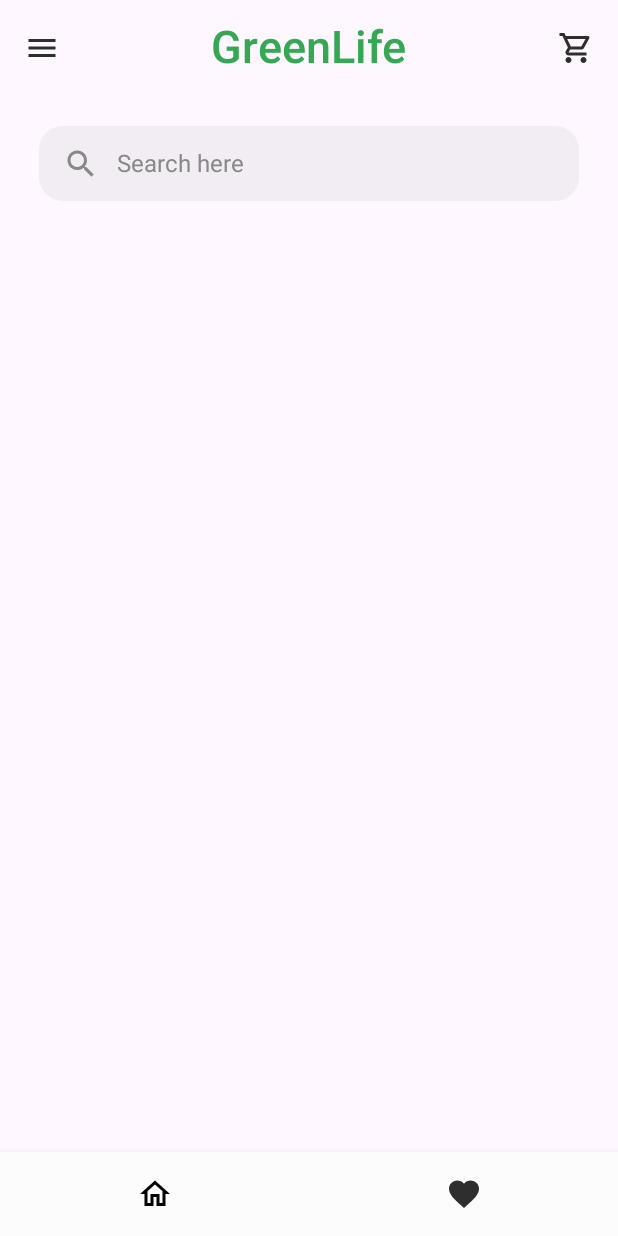
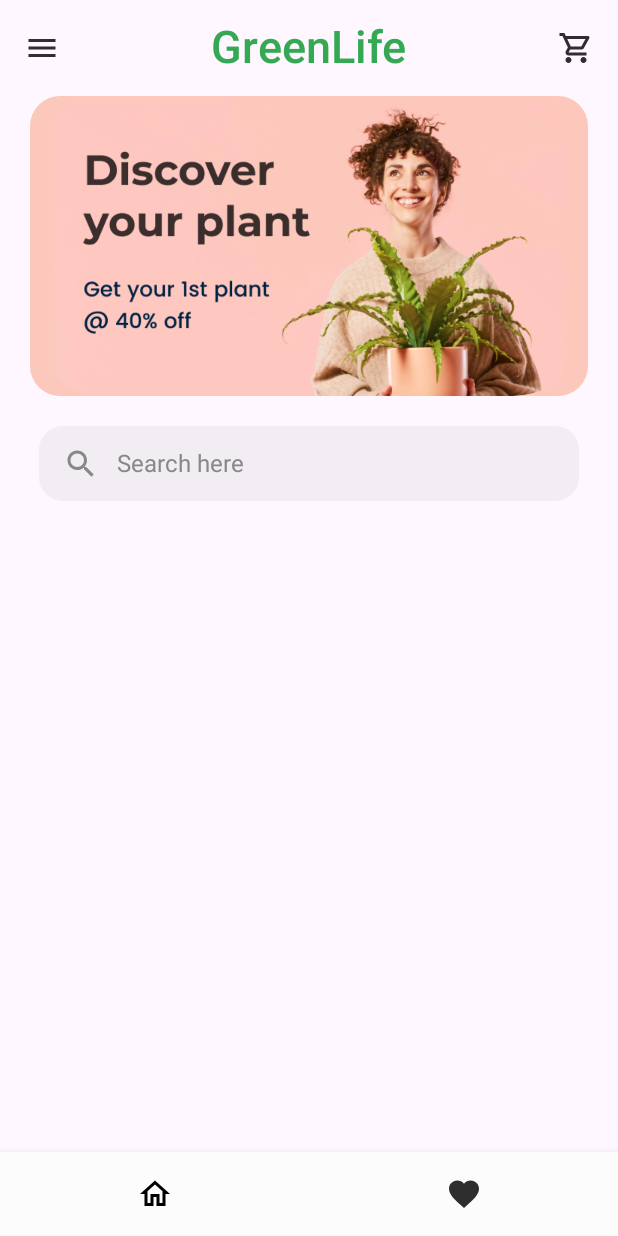
Before and after one commit to YaroslavaShyt/cw, an Android app built with Jetpack Compose: the home screen opened through its navigation route, on a phone screen of 412 x 824 dp. Run offline under Robolectric (Android 15) with nearby library versions, the phone set to English and light mode, and no system bars; our stand-ins replace Firebase (no records; nobody signed in at launch, a user with empty details on screens opened directly).

Commit message:
- added banner

```diff
--- a/app/src/main/java/com/example/cw/screens/base/home/HomeScreen.kt
+++ b/app/src/main/java/com/example/cw/screens/base/home/HomeScreen.kt
@@ -1,25 +1,31 @@
 package com.example.cw.screens.base.home
 
+import androidx.compose.foundation.background
 import androidx.compose.foundation.gestures.detectTapGestures
 import androidx.compose.foundation.layout.*
 import androidx.compose.foundation.lazy.grid.GridCells
 import androidx.compose.foundation.lazy.grid.LazyVerticalGrid
 import androidx.compose.foundation.lazy.grid.items
+import androidx.compose.foundation.lazy.grid.rememberLazyGridState
+import androidx.compose.foundation.lazy.rememberLazyListState
+import androidx.compose.foundation.shape.RoundedCornerShape
 import androidx.compose.material3.*
-import androidx.compose.runtime.Composable
-import androidx.compose.runtime.collectAsState
-import androidx.compose.runtime.mutableStateOf
-import androidx.compose.runtime.remember
+import androidx.compose.runtime.*
 import androidx.compose.ui.Alignment
 import androidx.compose.ui.Modifier
+import androidx.compose.ui.draw.clip
+import androidx.compose.ui.focus.FocusRequester
+import androidx.compose.ui.focus.focusRequester
+import androidx.compose.ui.focus.onFocusChanged
 import androidx.compose.ui.input.pointer.pointerInput
 import androidx.compose.ui.text.input.TextFieldValue
-
 import androidx.compose.ui.tooling.preview.Preview
 import androidx.compose.ui.unit.dp
+import com.example.cw.screens.base.home.widgets.Banner
 import com.example.cw.screens.base.home.widgets.CategoriesRow
 import com.example.cw.screens.base.home.widgets.PlantItem
 import com.example.cw.screens.base.home.widgets.SearchField
+import com.example.cw.ui.theme.Salmon
 
 
 @Composable
@@ -34,11 +40,28 @@ fun HomeScreen(
     val loadingState = viewModel.loading.collectAsState()
     val errorState = viewModel.error.collectAsState()
 
+    val scrollState = rememberLazyGridState()
+    val bannerVisible = remember { mutableStateOf(true) } // стан видимості банера
+
+    LaunchedEffect(remember { derivedStateOf { scrollState.firstVisibleItemIndex } }) {
+        bannerVisible.value =
+            scrollState.firstVisibleItemIndex == 0
+    }
+
+    val focusRequester = remember { FocusRequester() }
+    val isTextFieldFocused = remember { mutableStateOf(false) }
+
     Column(
-        modifier = Modifier
-            .fillMaxSize()
+        modifier = Modifier.fillMaxSize().pointerInput(Unit){
+            detectTapGestures {
+                focusRequester.freeFocus()
+            }
+        }
+    ) {
+        if (isTextFieldFocused.value) {
+            bannerVisible.value = false
+        }
 
-    ) {
         if (loadingState.value) {
             CircularProgressIndicator(modifier = Modifier.align(Alignment.CenterHorizontally))
         }
@@ -47,16 +70,38 @@ fun HomeScreen(
             Text(text = "Error: $it")
         }
 
-        Column(
-            modifier = Modifier.padding(20.dp)
+        Column(modifier = Modifier.padding(horizontal = 20.dp)) {
+            if (bannerVisible.value) {
+                Box(
+                    modifier = Modifier
+                        .clip(RoundedCornerShape(20.dp))
+                        .fillMaxWidth()
+                        .height(200.dp)
+                        .background(Salmon)
                 ) {
+                    Banner()
+                }
+            }
+
+            Spacer(modifier = Modifier.padding(bottom = 20.dp))
+
+            Box(modifier = Modifier
+                .focusRequester(focusRequester)
+                .onFocusChanged { focusState ->
+                    isTextFieldFocused.value = focusState.isFocused
+                    bannerVisible.value =
+                        !focusState.isFocused // При втраті фокусу банер з'являється
+                }) {
                 SearchField(
                     searchQuery = searchQuery,
                     onValueChange = { query ->
                         searchQuery.value = TextFieldValue(text = query)
                         viewModel.onSearchInputted(searchQuery.value.text)
+                    },
+
+                    )
             }
-            )
+
 
             CategoriesRow(
                 categories = categoriesState.value,
@@ -65,6 +110,7 @@ fun HomeScreen(
             )
 
             LazyVerticalGrid(
+                state = scrollState,
                 columns = GridCells.Fixed(2),
                 modifier = Modifier.fillMaxSize()
             ) {
@@ -76,7 +122,8 @@ fun HomeScreen(
                             }
                         )
                     }) {
-                        PlantItem(plant,
+                        PlantItem(
+                            plant,
                             isLiked = likedPlants.value.contains(plant),
                             onLikeTapped = { viewModel.favoriteViewModel.onLikeTapped(plant) }
                         )
@@ -85,12 +132,11 @@ fun HomeScreen(
             }
         }
     }
-
 }
 
 
 @Preview(showBackground = true)
 @Composable
 fun PreviewHomeScreen() {
-
+    // Placeholder for preview
 }
--- /dev/null
+++ b/app/src/main/java/com/example/cw/screens/base/home/widgets/Banner.kt
@@ -0,0 +1,28 @@
+package com.example.cw.screens.base.home.widgets
+
+import androidx.compose.foundation.Image
+import androidx.compose.foundation.layout.Box
+import androidx.compose.foundation.layout.fillMaxSize
+import androidx.compose.foundation.layout.fillMaxWidth
+import androidx.compose.foundation.layout.height
+import androidx.compose.foundation.layout.width
+import androidx.compose.foundation.shape.RoundedCornerShape
+import androidx.compose.runtime.Composable
+import androidx.compose.ui.Modifier
+import androidx.compose.ui.draw.clip
+import androidx.compose.ui.res.painterResource
+import androidx.compose.ui.unit.dp
+import com.example.cw.R
+
+@Composable
+fun Banner() {
+    Box (modifier = Modifier.clip(RoundedCornerShape(50.dp))) {
+        Image(
+            modifier = Modifier
+                .clip(RoundedCornerShape(50.dp))
+                .fillMaxWidth()
+                .fillMaxSize(),
+            painter = painterResource(id = R.drawable.banner), contentDescription = null
+        )
+    }
+}
```
Lines whose indentation alone changed are shown as unchanged.
